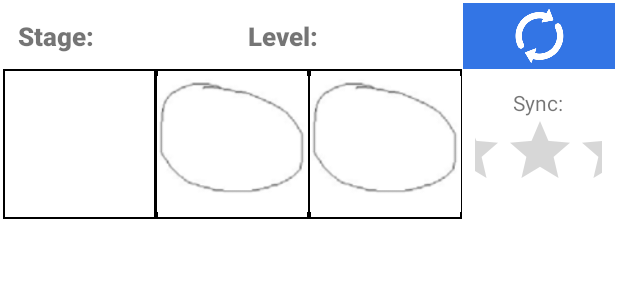
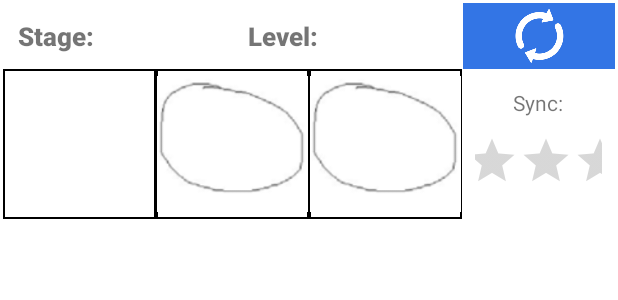
Before and after one commit to mhemmad01/FinalProject, an Android app: the layout levelssyncresult_row.xml on its own in the app's theme, with its tools: preview values and no code run, on a phone screen of 412 x 824 dp. Shown: the top 300 px of the screen. Run offline under Robolectric (Android 15) with nearby library versions, the phone set to English and light mode, and no system bars.

```diff
--- a/app/src/main/res/layout/levelsmotorresult_row.xml
+++ b/app/src/main/res/layout/levelsmotorresult_row.xml
@@ -71,11 +71,13 @@
 
                 <RatingBar
                     android:id="@+id/motorTrainingStars"
-                    android:layout_width="143dp"
-                    android:layout_height="wrap_content"
+                    style="@style/Widget.AppCompat.RatingBar"
+                    android:layout_width="146dp"
+                    android:layout_height="46dp"
                     android:layout_margin="5dp"
                     android:layout_weight="1"
                     android:clickable="false"
+                    android:isIndicator="false"
                     android:numStars="3"
                     app:layout_constraintBottom_toBottomOf="parent"
                     app:layout_constraintEnd_toEndOf="parent"
--- a/app/src/main/res/layout/levelssyncresult_row.xml
+++ b/app/src/main/res/layout/levelssyncresult_row.xml
@@ -90,11 +90,13 @@
 
                 <RatingBar
                     android:id="@+id/SyncTrainingStars"
-                    android:layout_width="143dp"
-                    android:layout_height="wrap_content"
+                    style="@style/Widget.AppCompat.RatingBar.Indicator"
+                    android:layout_width="100dp"
+                    android:layout_height="41dp"
                     android:layout_margin="5dp"
                     android:layout_weight="1"
                     android:clickable="false"
+                    android:isIndicator="false"
                     android:numStars="3"
                     app:layout_constraintBottom_toBottomOf="parent"
                     app:layout_constraintEnd_toEndOf="parent"
```
Also changed, not shown: app/src/main/java/com/example/myapplication/dbConnection.java (+17 -7 lines).
